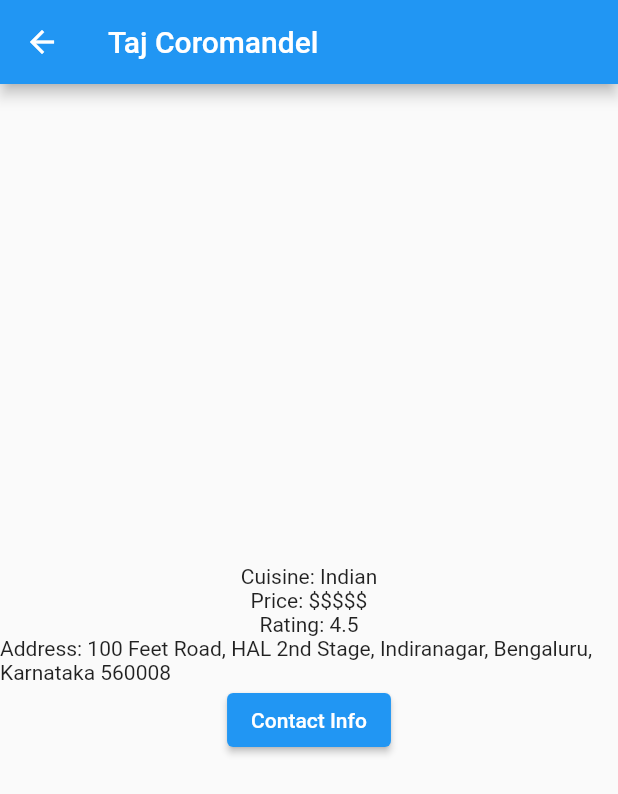
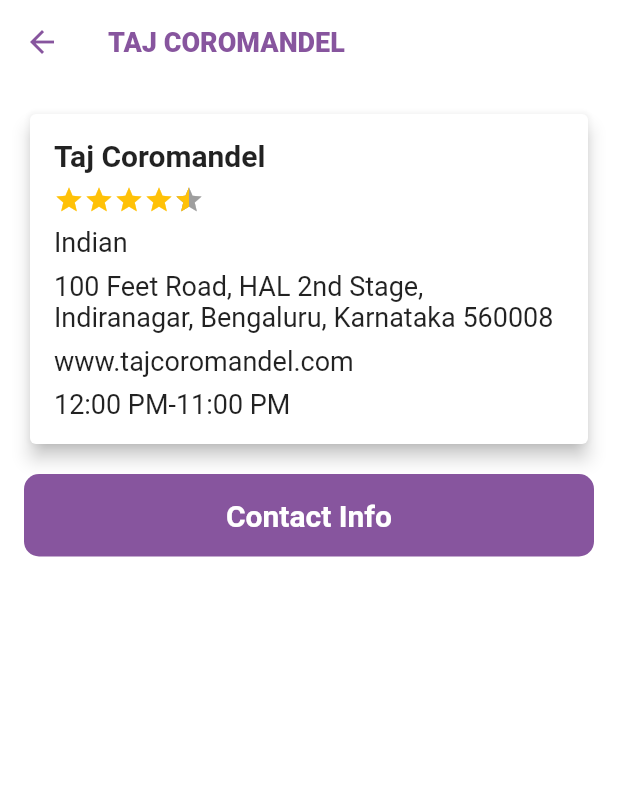
Before and after one commit to devrinshad/hogr, a Flutter app: the screen it shows after launch, after a tap on "Taj Coromandel", on a phone screen of 412 x 824 dp. Shown: the top 794 px of the screen. Run offline on Flutter 3.47's test engine with Material 2 defaults, Android fonts, the phone set to English and light mode, and no system bars; drawn by our look-alikes of flutter_rating_bar; our stand-ins replace get.

Commit message:
development DONE

```diff
--- a/lib/main.dart
+++ b/lib/main.dart
@@ -22,7 +22,18 @@
       debugShowCheckedModeBanner: false,
       title: 'Restaurant App',
       theme: ThemeData(
-        primarySwatch: Colors.blue,
+        primarySwatch: Colors.deepPurple,
+        brightness: Brightness.light,
+        visualDensity: VisualDensity.adaptivePlatformDensity,
+        primaryColor: const Color(0xff87559E),
+        scaffoldBackgroundColor: Colors.white,
+        appBarTheme: const AppBarTheme(
+            actionsIconTheme: IconThemeData(color: Colors.black),
+            iconTheme: IconThemeData(color: Colors.black),
+            backgroundColor: Colors.white,
+            elevation: 0.0,
+            titleTextStyle: TextStyle(
+                color: Colors.white, fontSize: 18, fontWeight: FontWeight.w800)),
       ),
       getPages: RoutesPages.routes,
 
--- a/lib/src/view/contact_info_screen.dart
+++ b/lib/src/view/contact_info_screen.dart
@@ -10,13 +10,17 @@
   Widget build(BuildContext context) {
     final String phoneNumber = Get.arguments as String;
     return Scaffold(
-      appBar: AppBar(title: Text('Contact Info')),
+      appBar: AppBar(title: Text('CONTACT INFO',style: TextStyle(fontSize: 18,color: const Color(0xff87559E)))),
       body: Center(
         child: Column(
           mainAxisAlignment: MainAxisAlignment.center,
           children: [
-            Text('Phone Number: $phoneNumber'),
+            Text('Phone Number:',style: TextStyle(fontSize: 20, fontWeight: FontWeight.bold)),
+           SizedBox(height: 8,),
+            Text( phoneNumber,style: TextStyle(fontSize: 20, fontWeight: FontWeight.bold)),
+            SizedBox(height: 8,),
             ElevatedButton(
+
               onPressed: () {
 
                 Get.offAndToNamed(Routes.getScreen1(),
@@ -25,7 +29,13 @@
 
 
               },
-              child: Text('Call'),
+              style: ElevatedButton.styleFrom(
+                primary: const Color(0xff87559E), // Change the background color here
+              ),
+              child: Padding(
+                padding: const EdgeInsets.symmetric(vertical: 10.0,horizontal: 20),
+                child: Text('Call'),
+              ),
             ),
           ],
         ),
--- a/lib/src/view/home_screen.dart
+++ b/lib/src/view/home_screen.dart
@@ -47,18 +47,33 @@
         return false;
       },
       child: Scaffold(
-        appBar: AppBar(title: Text('Restaurants'),
+        appBar: AppBar(title: Center(child: Text('RESTUARANTS',style: TextStyle(fontSize: 20,color: const Color(0xff87559E)))),
           automaticallyImplyLeading: false,
 
         ),
-        bottomNavigationBar: TabBar(
+        bottomNavigationBar: Container(
+          decoration: BoxDecoration(
+            color: Colors.white, // Background color
+            boxShadow: [
+              BoxShadow(
+                color: Colors.grey.withOpacity(0.5),
+                spreadRadius: 3,
+                blurRadius: 5,
+                offset: Offset(0, 3),
+              ),
+            ],
+          ),
+          child: TabBar(
             controller: _tabController,
-          labelColor: Colors.blue,
+            labelColor: const Color(0xff87559E),
+            indicatorColor:const Color(0xff87559E),
+
             tabs: [
-            Tab(text: 'List',),
+              Tab(text: 'Restuarants',),
               Tab(text: 'Contact Info'),
             ],
-          indicatorColor: Colors.blue, // Customize indicator color if needed
+
+          ),
         ),
 
         body:  GetBuilder<RestaurantController>(
@@ -72,17 +87,32 @@
                     itemCount: restaurantController.restaurants.length,
                     itemBuilder: (context, index) {
                       final restaurant = restaurantController.restaurants[index];
-                      return ListTile(
-                        title: Text(restaurant.name!),
+                      return Padding(
+                        padding: const EdgeInsets.all(8.0),
+                        child: InkWell(
                           onTap: () {
-                          // Navigate to Screen2 when a list item is tapped
                             Get.toNamed(Routes.getScreen2(), arguments: restaurant);
-                          // Get.to(Screen2(restaurant: restaurant, onContactInfoAccessed: () {
-                          //   setState(() {
-                          //     hasAccessedContactInfo = true;
-                          //   });
-                          // }));
                           },
+                          child: Card(
+                            elevation: 3,
+                            child: Padding(
+                              padding: const EdgeInsets.all(16.0),
+                              child: Column(
+                                crossAxisAlignment: CrossAxisAlignment.start,
+                                children: [
+                                  Text(
+                                    restaurant.name!,
+                                    style: TextStyle(
+                                      fontSize: 18,
+                                      fontWeight: FontWeight.bold,
+                                    ),
+                                  ),
+
+                                ],
+                              ),
+                            ),
+                          ),
+                        ),
                       );
                     },
                   ),
@@ -90,18 +120,42 @@
                   // Tab 2: Contact Info
                   controller.hasAccessedContactInfo
                       ? Center(
+                    child: Container(
+                      height: 100,
+                      margin: EdgeInsets.all(8.0),
+                      padding: EdgeInsets.all(16.0),
+                      decoration: BoxDecoration(
+                        color: Colors.white,
+                        borderRadius: BorderRadius.circular(10.0),
+                        boxShadow: [
+                          BoxShadow(
+                            color: Colors.grey.withOpacity(0.5),
+                            spreadRadius: 3,
+                            blurRadius: 5,
+                            offset: Offset(0, 3),
+                          ),
+                        ],
+                      ),
                       child: Column(
                         mainAxisAlignment: MainAxisAlignment.center,
                         children: [
-                        Text('Contact Information'),
+                          Text(
+                            'Contact Information',
+                            style: TextStyle(fontSize: 20, fontWeight: FontWeight.bold),
+                          ),
+                          SizedBox(height: 16),
                           // Display contact information here
-                        Text('Phone Number: ${Get.parameters['phoneNumber'] ?? ''}'),
-
+                          Text(
+                            'Phone Number: ${Get.parameters['phoneNumber'] ?? ''}',
+                            style: TextStyle(fontSize: 16),
+                          ),
+                          // You can add more contact information here
                         ],
+                      ),
                     ),
                   )
                       : Center(
-                    child: Text('Please access contact info from Tab 1 first.'),
+                    child: Text('Please access contact info from Tab 1 first.', style: TextStyle(fontSize: 16, fontWeight: FontWeight.bold)),
                   )
                 ],
               );
--- a/lib/src/view/restuarant_detail_screen.dart
+++ b/lib/src/view/restuarant_detail_screen.dart
@@ -1,4 +1,5 @@
 import 'package:flutter/material.dart';
+import 'package:flutter_rating_bar/flutter_rating_bar.dart';
 import 'package:get/get.dart';
 import 'package:hogr/route_manager/route.dart';
 import 'package:hogr/src/controllers/restuarant_controller.dart';
@@ -15,36 +16,110 @@
     final Restaurants selectedRestaurant = Get.arguments as Restaurants;
 
     return Scaffold(
-      appBar: AppBar(title: Text(selectedRestaurant.name!), leading: IconButton(
-        icon: Icon(Icons.arrow_back),
+      appBar: AppBar(title: Text(selectedRestaurant.name!.toUpperCase(),style: TextStyle(fontSize: 18,color: const Color(0xff87559E))), leading: IconButton(
+        icon: Icon(Icons.arrow_back,color: const Color(0xff87559E),),
         onPressed: () {
           Get.offAndToNamed(Routes.getScreen1(),
               parameters: {'phoneNumber': selectedRestaurant.phoneNumber!,'initialTab': "0"});
         },
       ),),
 
-      body: Center(
+      body: Container(
+
+        padding: EdgeInsets.all(16.0),
         child: Column(
-          mainAxisAlignment: MainAxisAlignment.center,
+          crossAxisAlignment: CrossAxisAlignment.start,
           children: [
-            Text('Cuisine: ${selectedRestaurant.cuisine!}'),
-            Text('Price: ${selectedRestaurant.price}'),
-            Text('Rating: ${selectedRestaurant.rating.toString()}'),
-            Text('Address: ${selectedRestaurant.location!.address!.toString()}'),
-            ElevatedButton(
-              onPressed: () {
-                print("ph0 ${selectedRestaurant.phoneNumber.toString()}");
-                Get.toNamed(Routes.getScreen3(), arguments: selectedRestaurant.phoneNumber.toString());
+            Card(
+              elevation: 5,
+              child: Container(
+                width: MediaQuery.of(context).size.width,
+                padding: EdgeInsets.all(16.0),
+                child: Column(
+                  crossAxisAlignment: CrossAxisAlignment.start,
+                  children: [
+                    Text(
+                      selectedRestaurant.name!,
+                      style: TextStyle(fontSize: 20, fontWeight: FontWeight.bold),
+                    ),
+                    SizedBox(height: 8),
+                    RatingBar.builder(
+                      initialRating: selectedRestaurant.rating!,
+                      minRating: 1,
+                      direction: Axis.horizontal,
+                      allowHalfRating: true,
+                      itemCount: 5,
+                      itemSize: 20,
+                      itemBuilder: (context, _) => Icon(
+                        Icons.star,
+                        color: Colors.amber,
+                      ), onRatingUpdate: (double value) {  },
 
-                Get.find<RestaurantController>().setAccessedContactInfo(); // Trigger the function
+                    ),
+                    SizedBox(height: 8),
+                    Text(
+                      selectedRestaurant.cuisine!,
+                      style: TextStyle(fontSize: 18),
+                    ),
 
 
+
+
+                    SizedBox(height: 8),
+                    Text(
+                      selectedRestaurant.location!.address!.toString(),
+                      style: TextStyle(fontSize: 18),
+                    ),
+                    SizedBox(height: 8),
+                    Text(
+                      selectedRestaurant.website!.toString(),
+                      style: TextStyle(fontSize: 18),
+                    ),
+                    SizedBox(height: 8),
+                    Text(
+                      selectedRestaurant.hours!.open!.toString() +"-"+ selectedRestaurant.hours!.close!.toString(),
+                      style: TextStyle(fontSize: 18),
+                    ),
+                  ],
+                ),
+              ),
+            ),
+            SizedBox(height: 16),
+            InkWell(
+              onTap: () {
+                print("ph0 ${selectedRestaurant.phoneNumber.toString()}");
+                          Get.toNamed(Routes.getScreen3(), arguments: selectedRestaurant.phoneNumber.toString());
+
+                          Get.find<RestaurantController>().setAccessedContactInfo();
               },
-              child: Text('Contact Info'),
+              child: Container(
+
+                decoration: BoxDecoration(
+                  color: const Color(0xff87559E),
+                  borderRadius: BorderRadius.circular(10),
+                ),
+                padding: EdgeInsets.all(16.0),
+                child: Row(
+                  mainAxisAlignment: MainAxisAlignment.center,
+                  children: [
+
+                    Text(
+                      'Contact Info',
+                      style: TextStyle(
+                        fontSize: 20,
+                        fontWeight: FontWeight.bold,
+                        color: Colors.white,
+                      ),
+                    ),
+                  ],
+                ),
+              ),
             ),
           ],
         ),
       ),
+
+
     );
   }
 }
--- a/pubspec.yaml
+++ b/pubspec.yaml
@@ -36,6 +36,7 @@
   # Use with the CupertinoIcons class for iOS style icons.
   cupertino_icons: ^1.0.2
   get: ^4.6.5
+  flutter_rating_bar: ^4.0.1
 
 dev_dependencies:
   flutter_test:
```
Also changed, not shown: pubspec.lock. Lines whose indentation alone changed are shown as unchanged.
